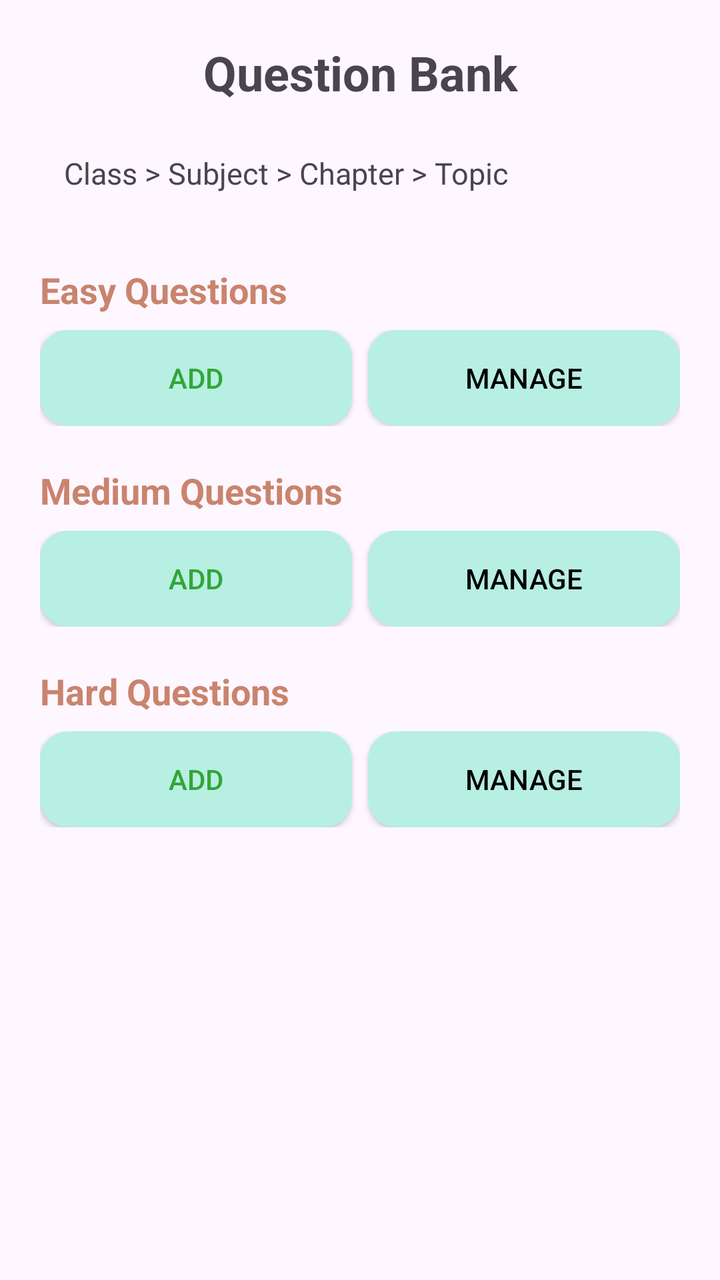
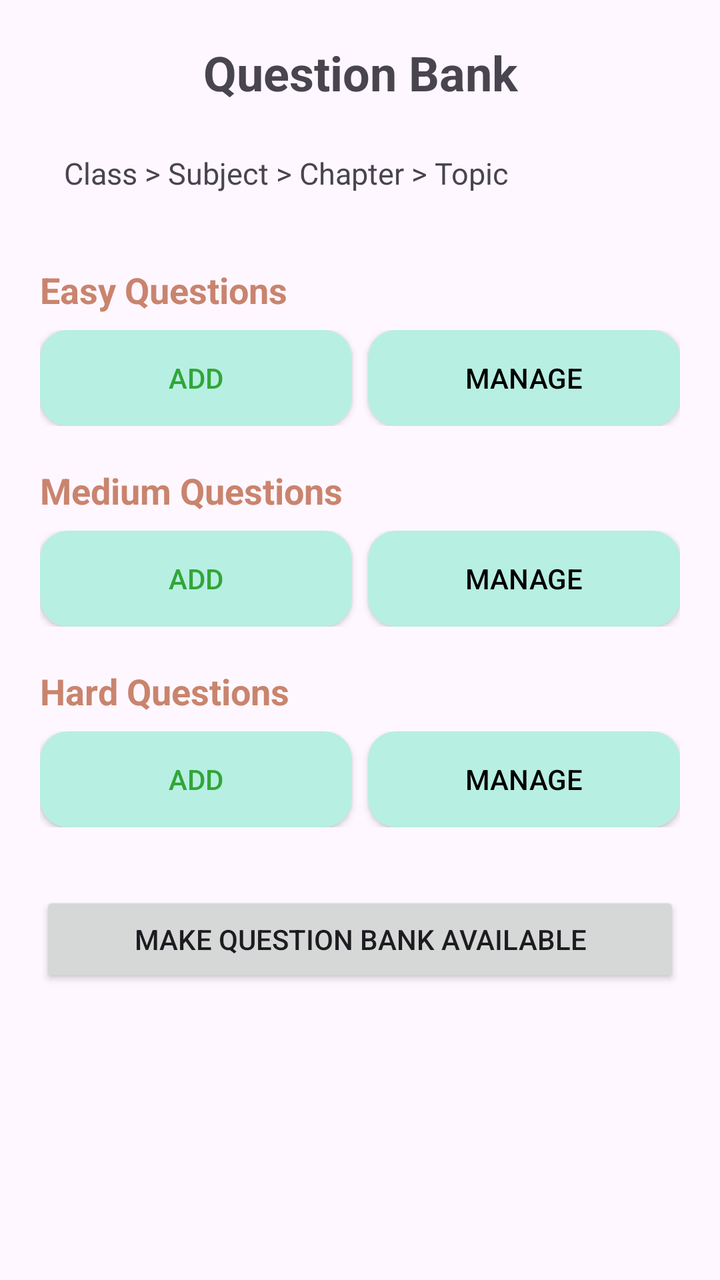

An Android layout rendered at two revisions. The XML below is the earlier revision; the diff shows what the commit changed to produce the second picture.
<!-- AndroidManifest.xml: application theme Theme.EduQuiz -->
<!-- res/layout/activity_question_bank.xml -->
<?xml version="1.0" encoding="utf-8"?>
<ScrollView
    xmlns:android="http://schemas.android.com/apk/res/android"
    xmlns:tools="http://schemas.android.com/tools"
    android:layout_width="match_parent"
    android:layout_height="match_parent"
    android:fitsSystemWindows="true"
    tools:context=".teacheractivities.QuestionBankActivity">

    <LinearLayout
        android:layout_width="match_parent"
        android:layout_height="wrap_content"
        android:orientation="vertical"
        android:padding="20dp">

        <TextView
            android:layout_width="match_parent"
            android:layout_height="wrap_content"
            android:text="Question Bank"
            android:textAlignment="center"
            android:textSize="24sp"
            android:textStyle="bold"
            android:layout_marginBottom="12dp"/>

        <TextView
            android:id="@+id/tvHierarchy"
            android:layout_width="match_parent"
            android:layout_height="wrap_content"
            android:text="Class > Subject > Chapter > Topic"
            android:textSize="15sp"
            android:padding="12dp"
            android:layout_marginBottom="24dp"/>

        

        <TextView
            android:layout_width="wrap_content"
            android:layout_height="wrap_content"
            android:text="Easy Questions"
            android:textColor="@color/orange"
            android:textSize="18sp"
            android:textStyle="bold"/>

        <LinearLayout
            android:layout_width="match_parent"
            android:layout_height="wrap_content"
            android:orientation="horizontal"
            android:layout_marginTop="8dp"
            android:layout_marginBottom="20dp">

            <androidx.appcompat.widget.AppCompatButton
                android:id="@+id/btnAddEasy"
                android:layout_width="0dp"
                android:layout_height="wrap_content"
                android:layout_weight="1"
                android:textColor="@color/green"
                android:background="@drawable/button_bg"
                android:text="Add"/>

            <androidx.appcompat.widget.AppCompatButton
                android:id="@+id/btnManageEasy"
                android:layout_width="0dp"
                android:layout_height="wrap_content"
                android:layout_weight="1"
                android:text="Manage"
                android:textColor="@color/black"
                android:background="@drawable/button_bg"
                android:layout_marginStart="8dp"/>

        </LinearLayout>

        

        <TextView
            android:layout_width="wrap_content"
            android:layout_height="wrap_content"
            android:text="Medium Questions"
            android:textColor="@color/orange"
            android:textSize="18sp"
            android:textStyle="bold"/>

        <LinearLayout
            android:layout_width="match_parent"
            android:layout_height="wrap_content"
            android:orientation="horizontal"
            android:layout_marginTop="8dp"
            android:layout_marginBottom="20dp">

            <androidx.appcompat.widget.AppCompatButton
                android:id="@+id/btnAddMedium"
                android:layout_width="0dp"
                android:layout_height="wrap_content"
                android:layout_weight="1"
                android:textColor="@color/green"
                android:background="@drawable/button_bg"
                android:text="Add"/>

            <androidx.appcompat.widget.AppCompatButton
                android:id="@+id/btnManageMedium"
                android:layout_width="0dp"
                android:layout_height="wrap_content"
                android:layout_weight="1"
                android:text="Manage"
                android:textColor="@color/black"
                android:background="@drawable/button_bg"
                android:layout_marginStart="8dp"/>

        </LinearLayout>

        

        <TextView
            android:layout_width="wrap_content"
            android:layout_height="wrap_content"
            android:textColor="@color/orange"
            android:text="Hard Questions"
            android:textSize="18sp"
            android:textStyle="bold"/>

        <LinearLayout
            android:layout_width="match_parent"
            android:layout_height="wrap_content"
            android:orientation="horizontal"
            android:layout_marginTop="8dp"
            android:layout_marginBottom="20dp">

            <androidx.appcompat.widget.AppCompatButton
                android:id="@+id/btnAddHard"
                android:layout_width="0dp"
                android:layout_height="wrap_content"
                android:layout_weight="1"
                android:textColor="@color/green"
                android:background="@drawable/button_bg"
                android:text="Add"/>

            <androidx.appcompat.widget.AppCompatButton
                android:id="@+id/btnManageHard"
                android:layout_width="0dp"
                android:layout_height="wrap_content"
                android:layout_weight="1"
                android:text="Manage"
                android:textColor="@color/black"
                android:background="@drawable/button_bg"
                android:layout_marginStart="8dp"/>

        </LinearLayout>

    </LinearLayout>

</ScrollView>
<!-- resources referenced by this layout -->
<resources>
  <color name="black">#FF000000</color>
  <color name="green">#31A638</color>
  <color name="orange">#C9846E</color>
  <!-- drawable button_bg (drawable) -->
  <?xml version="1.0" encoding="utf-8"?>
  <selector xmlns:android="http://schemas.android.com/apk/res/android">
  
      
      <item android:state_pressed="true">
          <shape android:shape="rectangle">
              <solid android:color="#4549C9" />
              <corners android:radius="14dp" />
              <padding
                  android:left="20dp"
                  android:top="12dp"
                  android:right="20dp"
                  android:bottom="12dp" />
          </shape>
      </item>
  
      
      <item>
          <shape android:shape="rectangle">
              <solid android:color="#b7efe2" />
              <corners android:radius="14dp" />
              <padding
                  android:left="20dp"
                  android:top="12dp"
                  android:right="20dp"
                  android:bottom="12dp" />
          </shape>
      </item>
  
  </selector>
  <style name="Theme.EduQuiz" parent="Base.Theme.EduQuiz" />
  <style name="Base.Theme.EduQuiz" parent="Theme.Material3.DayNight.NoActionBar">
          
          
      </style>
</resources>

<!-- the commit's change to res/layout/activity_question_bank.xml (unified diff, before → after) -->
@@ -143,7 +143,15 @@
                 android:background="@drawable/button_bg"
                 android:layout_marginStart="8dp"/>
 
+
         </LinearLayout>
+
+        <androidx.appcompat.widget.AppCompatButton
+            android:id="@+id/btnGrantQuestionBankAccess"
+            android:layout_width="match_parent"
+            android:layout_height="wrap_content"
+            android:text="Make Question Bank Available"
+            android:layout_marginTop="12dp"/>
 
     </LinearLayout>
 
